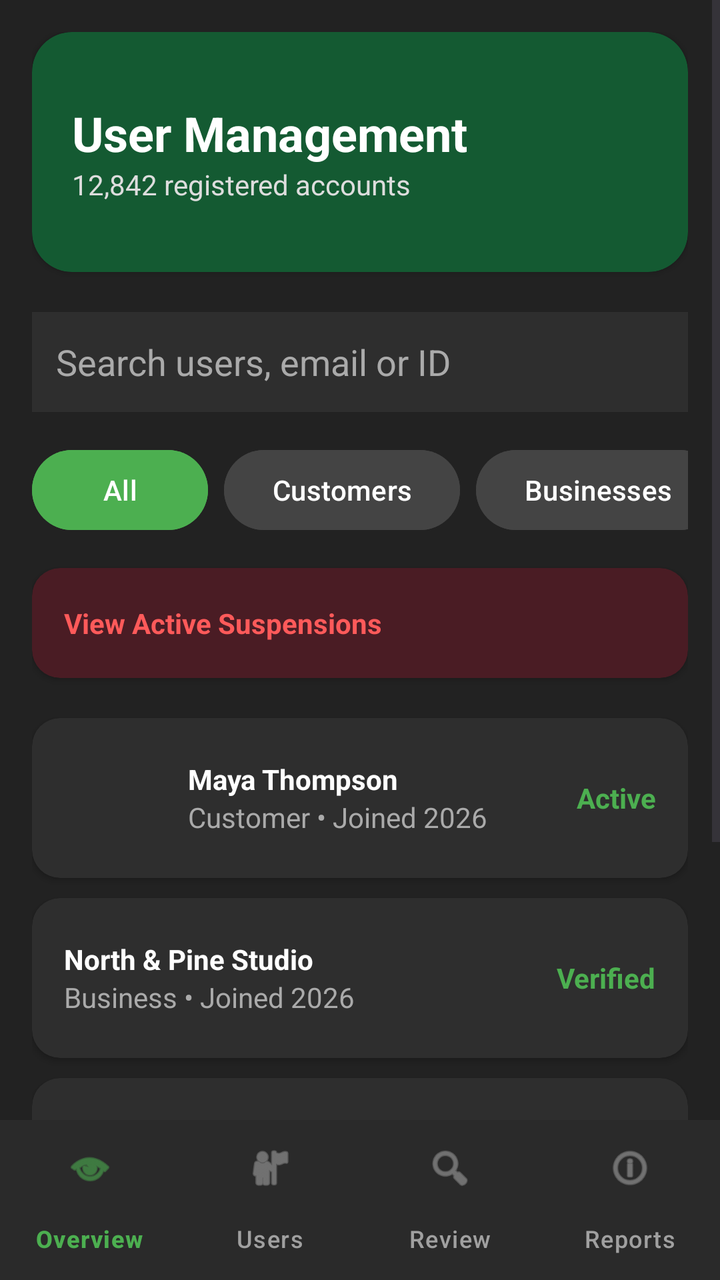
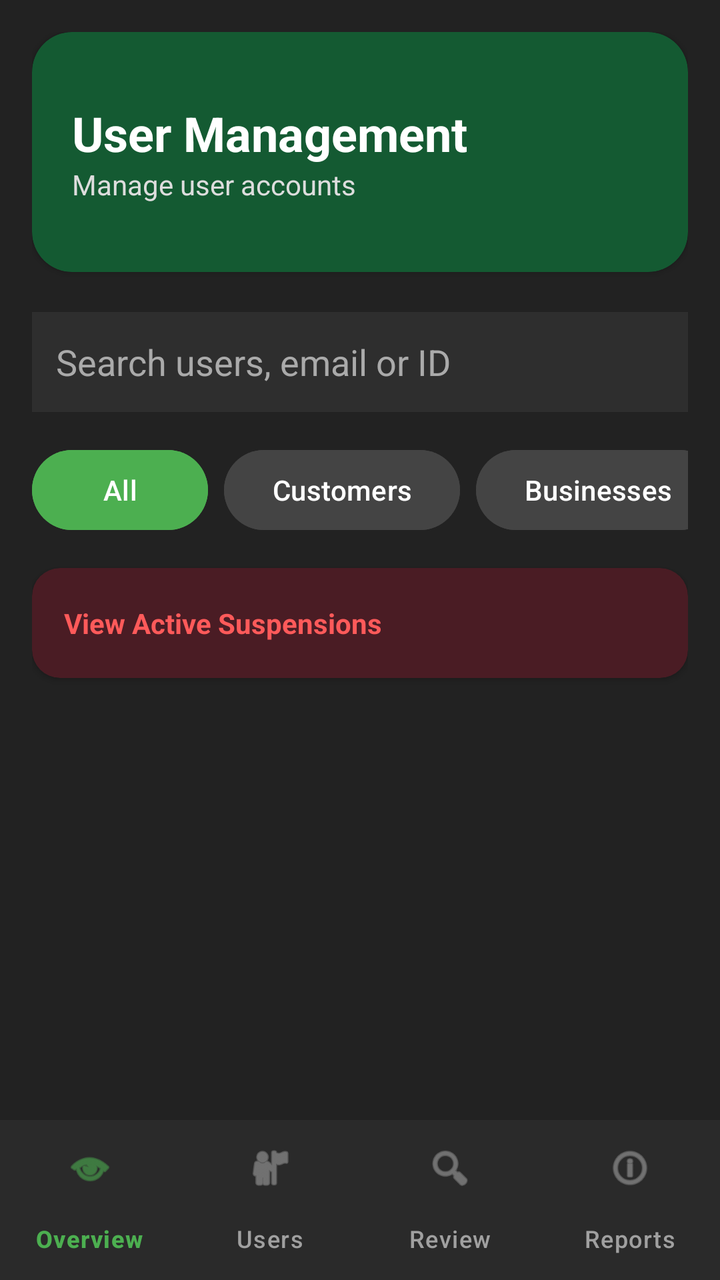

An Android layout rendered at two revisions. The XML below is the earlier revision; the diff shows what the commit changed to produce the second picture.
<!-- AndroidManifest.xml: application theme Theme.GeoConnect -->
<!-- res/layout/activity_admin_users2.xml -->
<?xml version="1.0" encoding="utf-8"?>
<LinearLayout xmlns:android="http://schemas.android.com/apk/res/android"
    xmlns:app="http://schemas.android.com/apk/res-auto"
    android:layout_width="match_parent"
    android:layout_height="match_parent"
    android:orientation="vertical"
    android:background="#222222">

    <ScrollView
        android:layout_width="match_parent"
        android:layout_height="0dp"
        android:layout_weight="1">

        <LinearLayout
            android:layout_width="match_parent"
            android:layout_height="wrap_content"
            android:orientation="vertical"
            android:padding="16dp">

            

            <androidx.cardview.widget.CardView
                android:layout_width="match_parent"
                android:layout_height="120dp"
                app:cardCornerRadius="20dp"
                app:cardBackgroundColor="#145A32">

                <LinearLayout
                    android:layout_width="match_parent"
                    android:layout_height="match_parent"
                    android:orientation="vertical"
                    android:gravity="center_vertical"
                    android:padding="20dp">

                    <TextView
                        android:layout_width="wrap_content"
                        android:layout_height="wrap_content"
                        android:text="User Management"
                        android:textColor="#FFFFFF"
                        android:textSize="24sp"
                        android:textStyle="bold" />

                    <TextView
                        android:layout_width="wrap_content"
                        android:layout_height="wrap_content"
                        android:text="12,842 registered accounts"
                        android:textColor="#DDDDDD"
                        android:textSize="14sp" />

                </LinearLayout>

            </androidx.cardview.widget.CardView>

            

            <EditText
                android:layout_width="match_parent"
                android:layout_height="50dp"
                android:layout_marginTop="20dp"
                android:background="#2E2E2E"
                android:hint="Search users, email or ID"
                android:padding="12dp"
                android:textColor="#FFFFFF"
                android:textColorHint="#AAAAAA" />

            

            <HorizontalScrollView
                android:layout_width="match_parent"
                android:layout_height="wrap_content"
                android:layout_marginTop="15dp"
                android:scrollbars="none">

                <LinearLayout
                    android:layout_width="wrap_content"
                    android:layout_height="wrap_content">

                    <Button
                        android:layout_width="wrap_content"
                        android:layout_height="wrap_content"
                        android:text="All"
                        android:textColor="#FFFFFF"
                        android:backgroundTint="#4CAF50"/>

                    <Button
                        android:layout_width="wrap_content"
                        android:layout_height="wrap_content"
                        android:text="Customers"
                        android:layout_marginStart="8dp"
                        android:backgroundTint="#444444"/>

                    <Button
                        android:layout_width="wrap_content"
                        android:layout_height="wrap_content"
                        android:text="Businesses"
                        android:layout_marginStart="8dp"
                        android:backgroundTint="#444444"/>

                    <Button
                        android:layout_width="wrap_content"
                        android:layout_height="wrap_content"
                        android:text="Freelancers"
                        android:layout_marginStart="8dp"
                        android:backgroundTint="#444444"/>

                </LinearLayout>

            </HorizontalScrollView>

            

            <androidx.cardview.widget.CardView
                android:layout_width="match_parent"
                android:layout_height="55dp"
                android:layout_marginTop="15dp"
                app:cardBackgroundColor="#4A1C24"
                app:cardCornerRadius="14dp">

                <LinearLayout
                    android:layout_width="match_parent"
                    android:layout_height="match_parent"
                    android:gravity="center_vertical"
                    android:paddingStart="16dp">

                    <TextView
                        android:layout_width="wrap_content"
                        android:layout_height="wrap_content"
                        android:text="View Active Suspensions"
                        android:textColor="#FF5A5A"
                        android:textStyle="bold"/>

                </LinearLayout>

            </androidx.cardview.widget.CardView>

            

            <androidx.cardview.widget.CardView
                android:layout_width="match_parent"
                android:layout_height="80dp"
                android:layout_marginTop="20dp"
                app:cardBackgroundColor="#2E2E2E"
                app:cardCornerRadius="14dp">

                <LinearLayout
                    android:layout_width="match_parent"
                    android:layout_height="match_parent"
                    android:gravity="center_vertical"
                    android:padding="16dp">

                    <ImageView
                        android:layout_width="50dp"
                        android:layout_height="50dp"
                        android:src="@android:drawable/sym_def_app_icon"/>

                    <LinearLayout
                        android:layout_width="0dp"
                        android:layout_height="wrap_content"
                        android:layout_weight="1"
                        android:layout_marginStart="12dp"
                        android:orientation="vertical">

                        <TextView
                            android:text="Maya Thompson"
                            android:textColor="#FFFFFF"
                            android:textStyle="bold"
                            android:layout_width="wrap_content"
                            android:layout_height="wrap_content"/>

                        <TextView
                            android:text="Customer • Joined 2026"
                            android:textColor="#AAAAAA"
                            android:layout_width="wrap_content"
                            android:layout_height="wrap_content"/>

                    </LinearLayout>

                    <TextView
                        android:layout_width="wrap_content"
                        android:layout_height="wrap_content"
                        android:text="Active"
                        android:textColor="#4CAF50"
                        android:textStyle="bold"/>

                </LinearLayout>

            </androidx.cardview.widget.CardView>

            

            <androidx.cardview.widget.CardView
                android:layout_width="match_parent"
                android:layout_height="80dp"
                android:layout_marginTop="10dp"
                app:cardBackgroundColor="#2E2E2E"
                app:cardCornerRadius="14dp">

                <LinearLayout
                    android:layout_width="match_parent"
                    android:layout_height="match_parent"
                    android:gravity="center_vertical"
                    android:padding="16dp">

                    <LinearLayout
                        android:layout_width="0dp"
                        android:layout_height="wrap_content"
                        android:layout_weight="1"
                        android:orientation="vertical">

                        <TextView
                            android:text="North &amp; Pine Studio"
                            android:textColor="#FFFFFF"
                            android:textStyle="bold"
                            android:layout_width="wrap_content"
                            android:layout_height="wrap_content"/>

                        <TextView
                            android:text="Business • Joined 2026"
                            android:textColor="#AAAAAA"
                            android:layout_width="wrap_content"
                            android:layout_height="wrap_content"/>

                    </LinearLayout>

                    <TextView
                        android:text="Verified"
                        android:textColor="#4CAF50"
                        android:textStyle="bold"
                        android:layout_width="wrap_content"
                        android:layout_height="wrap_content"/>

                </LinearLayout>

            </androidx.cardview.widget.CardView>

            

            <androidx.cardview.widget.CardView
                android:layout_width="match_parent"
                android:layout_height="80dp"
                android:layout_marginTop="10dp"
                app:cardBackgroundColor="#2E2E2E"
                app:cardCornerRadius="14dp">

                <LinearLayout
                    android:layout_width="match_parent"
                    android:layout_height="match_parent"
                    android:gravity="center_vertical"
                    android:padding="16dp">

                    <LinearLayout
                        android:layout_width="0dp"
                        android:layout_height="wrap_content"
                        android:layout_weight="1"
                        android:orientation="vertical">

                        <TextView
                            android:text="Avery Martinez"
                            android:textColor="#FFFFFF"
                            android:textStyle="bold"
                            android:layout_width="wrap_content"
                            android:layout_height="wrap_content"/>

                        <TextView
                            android:text="Freelancer • Joined 2026"
                            android:textColor="#AAAAAA"
                            android:layout_width="wrap_content"
                            android:layout_height="wrap_content"/>

                    </LinearLayout>

                    <TextView
                        android:text="Verified"
                        android:textColor="#4CAF50"
                        android:textStyle="bold"
                        android:layout_width="wrap_content"
                        android:layout_height="wrap_content"/>

                </LinearLayout>

            </androidx.cardview.widget.CardView>

            

            <androidx.cardview.widget.CardView
                android:layout_width="match_parent"
                android:layout_height="80dp"
                android:layout_marginTop="10dp"
                android:layout_marginBottom="20dp"
                app:cardBackgroundColor="#2E2E2E"
                app:cardCornerRadius="14dp">

                <LinearLayout
                    android:layout_width="match_parent"
                    android:layout_height="match_parent"
                    android:gravity="center_vertical"
                    android:padding="16dp">

                    <LinearLayout
                        android:layout_width="0dp"
                        android:layout_height="wrap_content"
                        android:layout_weight="1"
                        android:orientation="vertical">

                        <TextView
                            android:text="Bright Clean Co."
                            android:textColor="#FFFFFF"
                            android:textStyle="bold"
                            android:layout_width="wrap_content"
                            android:layout_height="wrap_content"/>

                        <TextView
                            android:text="Business • Joined 2026"
                            android:textColor="#AAAAAA"
                            android:layout_width="wrap_content"
                            android:layout_height="wrap_content"/>

                    </LinearLayout>

                    <TextView
                        android:text="Flagged"
                        android:textColor="#FF5A5A"
                        android:textStyle="bold"
                        android:layout_width="wrap_content"
                        android:layout_height="wrap_content"/>

                </LinearLayout>

            </androidx.cardview.widget.CardView>

        </LinearLayout>

    </ScrollView>

    

    <com.google.android.material.bottomnavigation.BottomNavigationView
        android:id="@+id/bottomNav"
        android:layout_width="match_parent"
        android:layout_height="wrap_content"
        android:background="#2A2A2A"
        app:itemIconTint="@color/bottom_nav_colors"
        app:itemTextColor="@color/bottom_nav_colors"
        app:labelVisibilityMode="labeled"
        app:menu="@menu/bottom_nav_menu"/>

</LinearLayout>
<!-- resources referenced by this layout -->
<resources>
  <style name="Theme.GeoConnect" parent="Base.Theme.GeoConnect" />
  <style name="Base.Theme.GeoConnect" parent="Theme.Material3.DayNight.NoActionBar">
          
          
      </style>
</resources>

<!-- the commit's change to res/layout/activity_admin_users2.xml (unified diff, before → after) -->
@@ -43,7 +43,7 @@
                     <TextView
                         android:layout_width="wrap_content"
                         android:layout_height="wrap_content"
-                        android:text="12,842 registered accounts"
+                        android:text="Manage user accounts"
                         android:textColor="#DDDDDD"
                         android:textSize="14sp" />
 
@@ -54,6 +54,7 @@
             
 
             <EditText
+                android:id="@+id/etSearch"
                 android:layout_width="match_parent"
                 android:layout_height="50dp"
                 android:layout_marginTop="20dp"
@@ -76,6 +77,7 @@
                     android:layout_height="wrap_content">
 
                     <Button
+                        android:id="@+id/btnAll"
                         android:layout_width="wrap_content"
                         android:layout_height="wrap_content"
                         android:text="All"
@@ -83,6 +85,7 @@
                         android:backgroundTint="#4CAF50"/>
 
                     <Button
+                        android:id="@+id/btnCustomers"
                         android:layout_width="wrap_content"
                         android:layout_height="wrap_content"
                         android:text="Customers"
@@ -90,6 +93,7 @@
                         android:backgroundTint="#444444"/>
 
                     <Button
+                        android:id="@+id/btnBusinesses"
                         android:layout_width="wrap_content"
                         android:layout_height="wrap_content"
                         android:text="Businesses"
@@ -97,6 +101,7 @@
                         android:backgroundTint="#444444"/>
 
                     <Button
+                        android:id="@+id/btnFreelancers"
                         android:layout_width="wrap_content"
                         android:layout_height="wrap_content"
                         android:text="Freelancers"
@@ -133,200 +138,12 @@
 
             </androidx.cardview.widget.CardView>
 
-            
-
-            <androidx.cardview.widget.CardView
+            <LinearLayout
+                android:id="@+id/usersContainer"
                 android:layout_width="match_parent"
-                android:layout_height="80dp"
-                android:layout_marginTop="20dp"
-                app:cardBackgroundColor="#2E2E2E"
-                app:cardCornerRadius="14dp">
-
-                <LinearLayout
-                    android:layout_width="match_parent"
-                    android:layout_height="match_parent"
-                    android:gravity="center_vertical"
-                    android:padding="16dp">
-
-                    <ImageView
-                        android:layout_width="50dp"
-                        android:layout_height="50dp"
-                        android:src="@android:drawable/sym_def_app_icon"/>
-
-                    <LinearLayout
-                        android:layout_width="0dp"
-                        android:layout_height="wrap_content"
-                        android:layout_weight="1"
-                        android:layout_marginStart="12dp"
-                        android:orientation="vertical">
-
-                        <TextView
-                            android:text="Maya Thompson"
-                            android:textColor="#FFFFFF"
-                            android:textStyle="bold"
-                            android:layout_width="wrap_content"
-                            android:layout_height="wrap_content"/>
-
-                        <TextView
-                            android:text="Customer • Joined 2026"
-                            android:textColor="#AAAAAA"
-                            android:layout_width="wrap_content"
-                            android:layout_height="wrap_content"/>
-
-                    </LinearLayout>
-
-                    <TextView
-                        android:layout_width="wrap_content"
-                        android:layout_height="wrap_content"
-                        android:text="Active"
-                        android:textColor="#4CAF50"
-                        android:textStyle="bold"/>
-
-                </LinearLayout>
-
-            </androidx.cardview.widget.CardView>
-
-            
-
-            <androidx.cardview.widget.CardView
-                android:layout_width="match_parent"
-                android:layout_height="80dp"
-                android:layout_marginTop="10dp"
-                app:cardBackgroundColor="#2E2E2E"
-                app:cardCornerRadius="14dp">
-
-                <LinearLayout
-                    android:layout_width="match_parent"
-                    android:layout_height="match_parent"
-                    android:gravity="center_vertical"
-                    android:padding="16dp">
-
-                    <LinearLayout
-                        android:layout_width="0dp"
-                        android:layout_height="wrap_content"
-                        android:layout_weight="1"
-                        android:orientation="vertical">
-
-                        <TextView
-                            android:text="North &amp; Pine Studio"
-                            android:textColor="#FFFFFF"
-                            android:textStyle="bold"
-                            android:layout_width="wrap_content"
-                            android:layout_height="wrap_content"/>
-
-                        <TextView
-                            android:text="Business • Joined 2026"
-                            android:textColor="#AAAAAA"
-                            android:layout_width="wrap_content"
-                            android:layout_height="wrap_content"/>
-
-                    </LinearLayout>
-
-                    <TextView
-                        android:text="Verified"
-                        android:textColor="#4CAF50"
-                        android:textStyle="bold"
-                        android:layout_width="wrap_content"
-                        android:layout_height="wrap_content"/>
-
-                </LinearLayout>
-
-            </androidx.cardview.widget.CardView>
-
-            
-
-            <androidx.cardview.widget.CardView
-                android:layout_width="match_parent"
-                android:layout_height="80dp"
-                android:layout_marginTop="10dp"
-                app:cardBackgroundColor="#2E2E2E"
-                app:cardCornerRadius="14dp">
-
-                <LinearLayout
-                    android:layout_width="match_parent"
-                    android:layout_height="match_parent"
-                    android:gravity="center_vertical"
-                    android:padding="16dp">
-
-                    <LinearLayout
-                        android:layout_width="0dp"
-                        android:layout_height="wrap_content"
-                        android:layout_weight="1"
-                        android:orientation="vertical">
-
-                        <TextView
-                            android:text="Avery Martinez"
-                            android:textColor="#FFFFFF"
-                            android:textStyle="bold"
-                            android:layout_width="wrap_content"
-                            android:layout_height="wrap_content"/>
-
-                        <TextView
-                            android:text="Freelancer • Joined 2026"
-                            android:textColor="#AAAAAA"
-                            android:layout_width="wrap_content"
-                            android:layout_height="wrap_content"/>
-
-                    </LinearLayout>
-
-                    <TextView
-                        android:text="Verified"
-                        android:textColor="#4CAF50"
-                        android:textStyle="bold"
-                        android:layout_width="wrap_content"
-                        android:layout_height="wrap_content"/>
-
-                </LinearLayout>
-
-            </androidx.cardview.widget.CardView>
-
-            
-
-            <androidx.cardview.widget.CardView
-                android:layout_width="match_parent"
-                android:layout_height="80dp"
-                android:layout_marginTop="10dp"
-                android:layout_marginBottom="20dp"
-                app:cardBackgroundColor="#2E2E2E"
-                app:cardCornerRadius="14dp">
-
-                <LinearLayout
-                    android:layout_width="match_parent"
-                    android:layout_height="match_parent"
-                    android:gravity="center_vertical"
-                    android:padding="16dp">
-
-                    <LinearLayout
-                        android:layout_width="0dp"
-                        android:layout_height="wrap_content"
-                        android:layout_weight="1"
-                        android:orientation="vertical">
-
-                        <TextView
-                            android:text="Bright Clean Co."
-                            android:textColor="#FFFFFF"
-                            android:textStyle="bold"
-                            android:layout_width="wrap_content"
-                            android:layout_height="wrap_content"/>
-
-                        <TextView
-                            android:text="Business • Joined 2026"
-                            android:textColor="#AAAAAA"
-                            android:layout_width="wrap_content"
-                            android:layout_height="wrap_content"/>
-
-                    </LinearLayout>
-
-                    <TextView
-                        android:text="Flagged"
-                        android:textColor="#FF5A5A"
-                        android:textStyle="bold"
-                        android:layout_width="wrap_content"
-                        android:layout_height="wrap_content"/>
-
-                </LinearLayout>
-
-            </androidx.cardview.widget.CardView>
+                android:layout_height="wrap_content"
+                android:orientation="vertical"
+                android:layout_marginTop="20dp"/>
 
         </LinearLayout>
 
